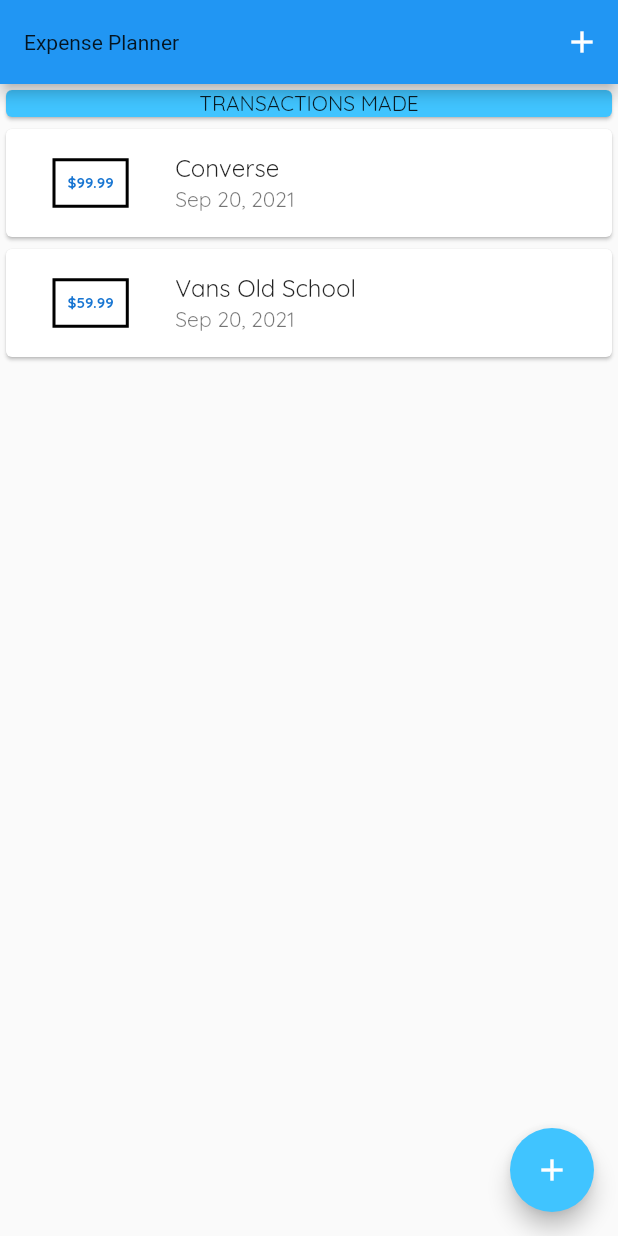
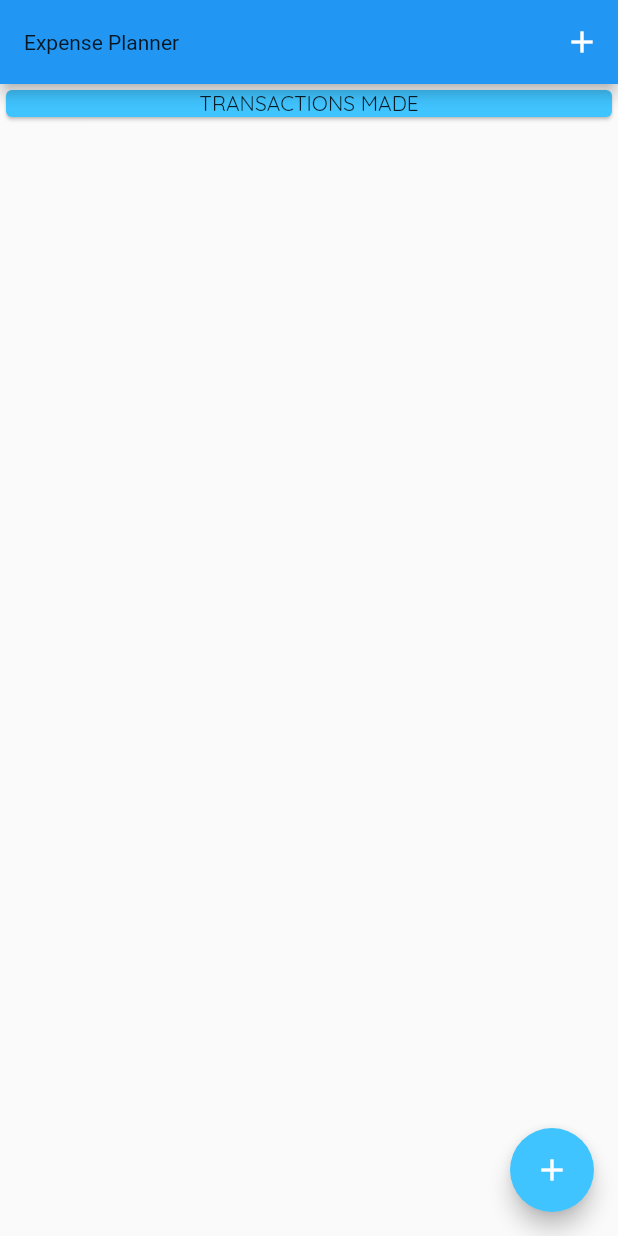
Before and after one commit to dwnlglendale/expense_planner, a Flutter app: the screen it shows after launch, on a phone screen of 412 x 824 dp. Run offline on Flutter 3.47's test engine with Material 2 defaults, Android fonts, the phone set to English and light mode, and no system bars.

Commit message:
app icons and and styling of text widgets.

```diff
--- a/lib/main.dart
+++ b/lib/main.dart
@@ -19,7 +19,7 @@ class MyApp extends StatelessWidget {
           fontFamily: 'QuickSand',
           appBarTheme: AppBarTheme(
             textTheme: ThemeData.light().textTheme.copyWith(
-                  subtitle1: const TextStyle(fontFamily: 'OpenSans'),
+                  subtitle1: const TextStyle(fontFamily: 'OpenSans', fontSize: 10,),
                 ),
           ),
           colorScheme: ColorScheme.fromSwatch(primarySwatch: Colors.blue)
@@ -38,17 +38,17 @@ class MyHomePage extends StatefulWidget {
 
 class _MyHomePageState extends State<MyHomePage> {
   final List<Transaction> _userTransactions = [
-    Transaction(
-      title: 'Converse',
-      itemID: 's001',
-      date: DateTime.now(),
-      price: 99.99,
-    ),
-    Transaction(
-        title: 'Vans Old School',
-        itemID: 's002',
-        date: DateTime.now(),
-        price: 59.99),
+    // Transaction(
+    //   title: 'Converse',
+    //   itemID: 's001',
+    //   date: DateTime.now(),
+    //   price: 99.99,
+    // ),
+    // Transaction(
+    //     title: 'Vans Old School',
+    //     itemID: 's002',
+    //     date: DateTime.now(),
+    //     price: 59.99),
   ];
 
   //function to add user input
--- a/pubspec.yaml
+++ b/pubspec.yaml
@@ -45,9 +45,9 @@ flutter:
   uses-material-design: true
 
   # To add assets to your application, add an assets section, like this:
-  # assets:
-  #   - images/a_dot_burr.jpeg
-  #   - images/a_dot_ham.jpeg
+  assets:
+    - assets/images/waiting.png
+ #   - images/a_dot_ham.jpeg
 
   # An image asset can refer to one or more resolution-specific "variants", see
   # https://flutter.dev/assets-and-images/#resolution-aware.
```
Also changed, not shown: lib/widgets/transaction_list.dart (+14 -6 lines), assets/images/waiting.png (added).
